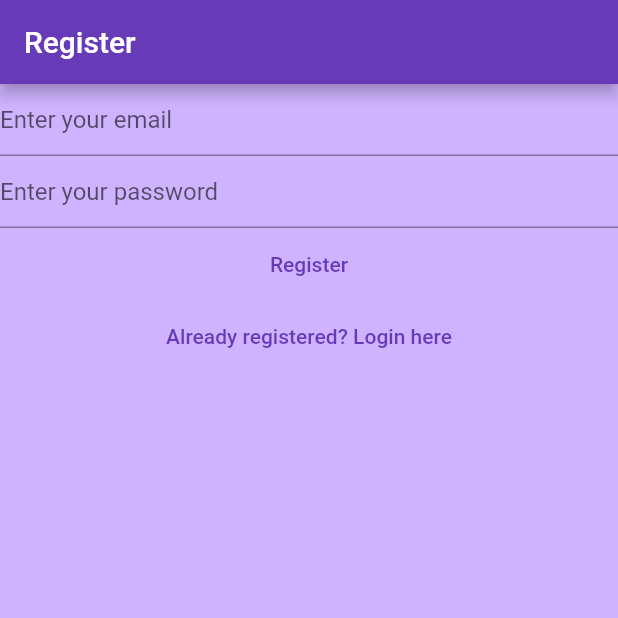
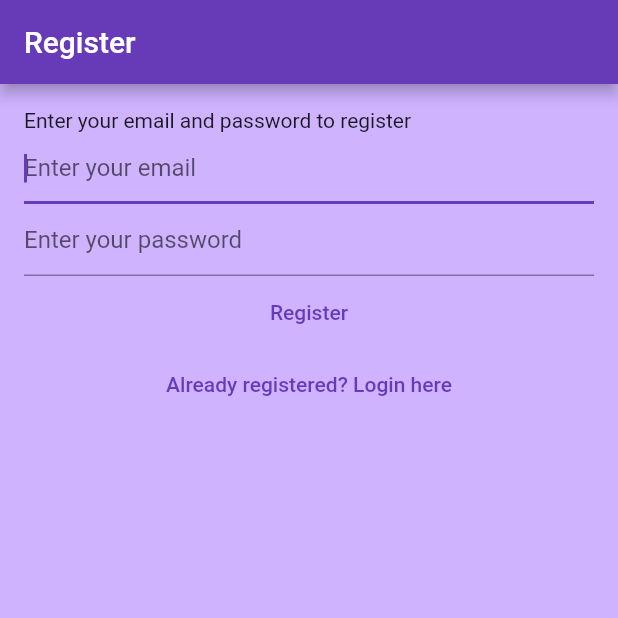
Before and after one commit to KartikeChadha/noted, a Flutter app: the screen it shows after launch, after a tap on "Not registered yet? Register here", on a phone screen of 412 x 824 dp, the top half of it. Run offline on Flutter 3.47's test engine with Material 2 defaults, Android fonts, the phone set to English and light mode, and no system bars; our stand-ins replace cloud_firestore, equatable, firebase_auth, firebase_core, flutter_bloc, share_plus; accounts and stored records are empty; network calls fail.

Commit message:
final touches

```diff
--- a/lib/main.dart
+++ b/lib/main.dart
@@ -6,6 +6,7 @@
 import 'package:noted/services/auth/bloc/auth_bloc.dart';
 import 'package:noted/services/auth/bloc/auth_state.dart';
 import 'package:noted/services/auth/firebase_auth_provider.dart';
+import 'package:noted/views/forgot_password_view.dart';
 import 'package:noted/views/login_view.dart';
 import 'package:noted/views/notes/create_update_note_view.dart';
 import 'package:noted/views/notes/notes_view.dart';
@@ -61,8 +62,8 @@
           return const LoginView();
         } else if (state is AuthStateRegistering) {
           return const RegisterView();
-        } else if (state is AuthStateNeedToRegister) {
-          return const RegisterView();
+        } else if (state is AuthStateForgotPassword) {
+          return const ForgotPasswordView();
         } else {
           return const Scaffold(
             body: CircularProgressIndicator(),
--- a/lib/services/auth/auth_provider.dart
+++ b/lib/services/auth/auth_provider.dart
@@ -13,4 +13,5 @@
   });
   Future<void> logOut();
   Future<void> sendEmailVerification();
+  Future<void> sendPasswordReset({required String toEmail});
 }
--- a/lib/services/auth/auth_service.dart
+++ b/lib/services/auth/auth_service.dart
@@ -53,4 +53,9 @@
   Future<void> initialize() {
     return provider.initialize();
   }
+
+  @override
+  Future<void> sendPasswordReset({required String toEmail}) {
+    return provider.sendPasswordReset(toEmail: toEmail);
+  }
 }
--- a/lib/services/auth/bloc/auth_bloc.dart
+++ b/lib/services/auth/bloc/auth_bloc.dart
@@ -6,6 +6,44 @@
 class AuthBloc extends Bloc<AuthEvent, AuthState> {
   AuthBloc(AuthProvider provider)
       : super(const AuthStateUnitialized(isLoading: true)) {
+    //password reset
+    on<AuthEventForgotPassword>(
+      (event, emit) async {
+        emit(const AuthStateForgotPassword(
+          exception: null,
+          hasSentEmail: false,
+          isLoading: false,
+        ));
+        final email = event.email;
+        if (email == null) {
+          return; //user just wants to go to the forgot password screen
+        }
+        //user wants to actually send a forgot password email
+        emit(const AuthStateForgotPassword(
+          exception: null,
+          hasSentEmail: false,
+          isLoading: true,
+        ));
+
+        bool didSendEmail;
+        Exception? exception;
+        try {
+          await provider.sendPasswordReset(toEmail: email);
+          didSendEmail = true;
+          exception = null;
+        } on Exception catch (e) {
+          didSendEmail = false;
+          exception = e;
+        }
+
+        emit(AuthStateForgotPassword(
+          exception: exception,
+          hasSentEmail: didSendEmail,
+          isLoading: false,
+        ));
+      },
+    );
+
     //send email verification
     on<AuthEventSendEmailVerification>(
       (event, emit) async {
@@ -17,9 +55,15 @@
     //go to registerscreen
     on<AuthEventShouldRegister>(
       (event, emit) {
-        emit(const AuthStateNeedToRegister(isLoading: false));
+        emit(const AuthStateRegistering(
+          exception: null,
+          isLoading: false,
+        ));
       },
     );
+
+    //going to register screen
+
     //register
     on<AuthEventRegister>(
       (event, emit) async {
--- a/lib/services/auth/bloc/auth_event.dart
+++ b/lib/services/auth/bloc/auth_event.dart
@@ -30,6 +30,11 @@
   const AuthEventShouldRegister();
 }
 
+class AuthEventForgotPassword extends AuthEvent {
+  final String? email;
+  const AuthEventForgotPassword({this.email});
+}
+
 class AuthEventLogout extends AuthEvent {
   const AuthEventLogout();
 }
--- a/lib/services/auth/bloc/auth_state.dart
+++ b/lib/services/auth/bloc/auth_state.dart
@@ -14,11 +14,6 @@
 
 class AuthStateUnitialized extends AuthState {
   const AuthStateUnitialized({required bool isLoading})
-      : super(isLoading: isLoading);
-}
-
-class AuthStateNeedToRegister extends AuthState {
-  const AuthStateNeedToRegister({required bool isLoading})
       : super(isLoading: isLoading);
 }
 
@@ -39,6 +34,17 @@
       : super(isLoading: isLoading);
 }
 
+class AuthStateForgotPassword extends AuthState {
+  final Exception? exception;
+  final bool hasSentEmail;
+
+  const AuthStateForgotPassword(
+      {required this.exception,
+      required this.hasSentEmail,
+      required bool isLoading})
+      : super(isLoading: isLoading);
+}
+
 class AuthStateLoggedOut extends AuthState with EquatableMixin {
   final Exception? exception;
   const AuthStateLoggedOut({
--- /dev/null
+++ b/lib/utilities/dialogs/password_reset_email_sent_dialog.dart
@@ -0,0 +1,14 @@
+import 'package:flutter/cupertino.dart';
+import 'package:noted/utilities/dialogs/generic_dialog.dart';
+
+Future<void> showPasswordResetSentDialog(BuildContext context) {
+  return showGenericDialog(
+    context: context,
+    title: 'Password Reset',
+    content:
+        'We have now sent you a password reset link. Please check your email for more information',
+    optionsBuilder: () => {
+      'OK': null,
+    },
+  );
+}
--- a/lib/views/login_view.dart
+++ b/lib/views/login_view.dart
@@ -41,7 +41,7 @@
           if (state.exception is UserNotFoundAuthException) {
             await showErrorDialog(
               context,
-              'User not found',
+              'Cannot find user with the entered credentials',
             );
           } else if (state.exception is WrongPasswordAuthException) {
             await showErrorDialog(
@@ -61,8 +61,13 @@
         appBar: AppBar(
           title: const Text('Login'),
         ),
-        body: Column(
+        body: Padding(
+          padding: const EdgeInsets.all(16.0),
+          child: Column(
             children: [
+              const Text(
+                'Please login to your accounts',
+              ),
               TextField(
                 controller: _email,
                 enableSuggestions: false,
@@ -91,15 +96,24 @@
                 },
                 child: const Text('Login'),
               ),
-            TextButton(
+              ElevatedButton(
                 onPressed: () {
                   context.read<AuthBloc>().add(
                         const AuthEventShouldRegister(),
                       );
                 },
                 child: const Text('Not registered yet? Register here'),
-            )
+              ),
+              ElevatedButton(
+                onPressed: () async {
+                  context.read<AuthBloc>().add(
+                        const AuthEventForgotPassword(),
+                      );
+                },
+                child: const Text('Forgot password?'),
+              ),
             ],
+          ),
         ),
       ),
     );
--- a/lib/views/register_view.dart
+++ b/lib/views/register_view.dart
@@ -52,12 +52,17 @@
       child: Scaffold(
         backgroundColor: const Color.fromARGB(255, 207, 179, 255),
         appBar: AppBar(title: const Text('Register')),
-        body: Column(
+        body: Padding(
+          padding: const EdgeInsets.all(16.0),
+          child: Column(
+            crossAxisAlignment: CrossAxisAlignment.start,
             children: [
+              const Text('Enter your email and password to register'),
               TextField(
                 controller: _email,
                 enableSuggestions: false,
                 autocorrect: false,
+                autofocus: true,
                 keyboardType: TextInputType.emailAddress,
                 decoration: const InputDecoration(hintText: 'Enter your email'),
               ),
@@ -69,6 +74,9 @@
                 decoration:
                     const InputDecoration(hintText: 'Enter your password'),
               ),
+              Center(
+                child: Column(
+                  children: [
                     TextButton(
                       onPressed: () async {
                         final email = _email.text;
@@ -81,7 +89,8 @@
                               ),
                             );
                       },
-                child: const Text('Register')),
+                      child: const Text('Register'),
+                    ),
                     TextButton(
                       onPressed: () {
                         context.read<AuthBloc>().add(
@@ -93,6 +102,10 @@
                   ],
                 ),
               ),
+            ],
+          ),
+        ),
+      ),
     );
   }
 }
```
Also changed, not shown: lib/services/auth/firebase_auth_provider.dart (+18 -0 lines), lib/views/forgot_password_view.dart (added, +88 -0 lines), 1 other file. Lines whose indentation alone changed are shown as unchanged.
